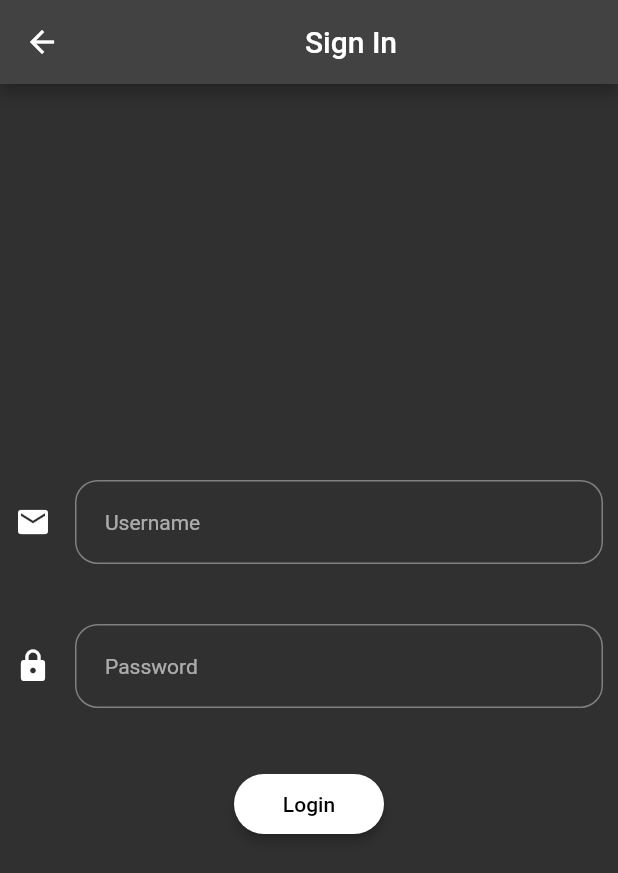
After one commit to Wasiue03/todo_list, a Flutter app: the screen it shows after launch, after a tap on "Sign In", on a phone screen of 412 x 824 dp. The commit adds this screen. Shown: the top 873 px of the screen. Run offline on Flutter 3.47's test engine with Material 2 defaults, Android fonts, the phone set to English and light mode, and no system bars; our stand-ins replace cloud_firestore, firebase_auth, firebase_core; accounts and stored records are empty; network calls fail.

Commit message:
user authentication created successfully

```diff
--- a/lib/main.dart
+++ b/lib/main.dart
@@ -5,6 +5,7 @@ import 'package:todo_list/screens/landing_page.dart';
 
 void main(List<String> args) async {
   WidgetsFlutterBinding.ensureInitialized();
+
   await Firebase.initializeApp(
     options: DefaultFirebaseOptions.currentPlatform,
   );
--- /dev/null
+++ b/lib/models/user_auth.dart
@@ -0,0 +1,58 @@
+import 'package:firebase_auth/firebase_auth.dart';
+
+import 'dart:convert';
+
+class UserAuth {
+  final String name;
+  final String email;
+  final String id;
+
+  UserAuth({
+    required this.name,
+    required this.email,
+    required this.id,
+  });
+
+  UserAuth copyWith({
+    String? name,
+    String? email,
+    String? id,
+  }) {
+    return UserAuth(
+        name: name ?? this.name, email: email ?? this.email, id: id ?? this.id);
+  }
+
+  Map<String, dynamic> toMap() {
+    return <String, dynamic>{
+      'name': name,
+      'email': email,
+      'id': id,
+    };
+  }
+
+  factory UserAuth.fromMap(Map<String, dynamic> map) {
+    return UserAuth(
+      name: map['name'] as String,
+      email: map['email'] as String,
+      id: map['id'] as String,
+    );
+  }
+
+  String toJson() => json.encode(toMap());
+
+  factory UserAuth.fromJson(String source) =>
+      UserAuth.fromMap(json.decode(source) as Map<String, dynamic>);
+
+  @override
+  String toString() => 'AuthData(name: $name, email: $email, id: $id)';
+
+  @override
+  bool operator ==(covariant UserAuth other) {
+    if (identical(this, other)) return true;
+
+    return other.name == name && other.email == email && other.id == id;
+  }
+
+  @override
+  int get hashCode => name.hashCode ^ email.hashCode ^ id.hashCode;
+}
--- a/lib/screens/add_task.dart
+++ b/lib/screens/add_task.dart
@@ -1,6 +1,7 @@
 import 'package:flutter/cupertino.dart';
 import 'package:flutter/material.dart';
 import 'package:todo_list/services/database/writer.dart';
+import 'package:todo_list/widgets/add_button.dart';
 
 class AddTask extends StatelessWidget {
   const AddTask({super.key});
@@ -92,7 +93,7 @@ class AddTask extends StatelessWidget {
                                       side: BorderSide(color: Colors.white))))),
                 ),
               ],
-            )
+            ),
           ],
         ),
       ),
--- a/lib/screens/landing_page.dart
+++ b/lib/screens/landing_page.dart
@@ -1,5 +1,6 @@
 import 'package:flutter/material.dart';
-import 'package:todo_list/screens/register_page.dart';
+import 'package:todo_list/screens/login/signin.dart';
+import 'package:todo_list/screens/register/register_page.dart';
 
 class LandingScreen extends StatelessWidget {
   const LandingScreen({super.key});
@@ -44,6 +45,28 @@ class LandingScreen extends StatelessWidget {
               ),
               onPressed: () {
                 Navigator.push(context,
+                    MaterialPageRoute(builder: (context) => SigninScreen()));
+              },
+              child: Text(
+                'Sign In',
+                style: TextStyle(fontWeight: FontWeight.bold, fontSize: 18),
+              ),
+            ),
+            SizedBox(
+              height: 20.0,
+            ),
+            ElevatedButton(
+              style: ElevatedButton.styleFrom(
+                backgroundColor: Colors.white,
+                foregroundColor: Colors.black,
+                elevation: 3,
+                shape: RoundedRectangleBorder(
+                  borderRadius: BorderRadius.circular(30.0),
+                ),
+                minimumSize: Size(300, 45),
+              ),
+              onPressed: () {
+                Navigator.push(context,
                     MaterialPageRoute(builder: (context) => RegisterScreen()));
               },
               child: Text(
--- /dev/null
+++ b/lib/screens/login/signin.dart
@@ -0,0 +1,115 @@
+import 'package:flutter/cupertino.dart';
+import 'package:flutter/material.dart';
+import 'package:todo_list/services/auth/auth_provider.dart';
+import 'package:todo_list/models/user_auth.dart';
+import 'package:todo_list/screens/todo.dart';
+
+class SigninScreen extends StatelessWidget {
+  const SigninScreen({Key? key}) : super(key: key);
+
+  @override
+  Widget build(BuildContext context) {
+    Widget smallsize = SizedBox(
+      height: 40.0,
+    );
+    final TextEditingController _usernameController = TextEditingController();
+    final TextEditingController _passwordController = TextEditingController();
+
+    return Scaffold(
+      appBar: AppBar(
+        title: Center(child: Text("Sign In")),
+      ),
+      body: Form(
+        child: Padding(
+          padding: EdgeInsets.all(10),
+          child: Column(
+            mainAxisAlignment: MainAxisAlignment.center,
+            children: [
+              TextFormField(
+                controller: _usernameController,
+                keyboardType: TextInputType.multiline,
+                maxLines: null,
+                style: const TextStyle(fontSize: 14),
+                decoration: InputDecoration(
+                  contentPadding: const EdgeInsets.symmetric(
+                    horizontal: 20,
+                    vertical: 20,
+                  ),
+                  hintText: 'Username',
+                  hintStyle: const TextStyle(fontSize: 14),
+                  icon: const Icon(Icons.email, color: Colors.white),
+                  border: OutlineInputBorder(
+                    borderRadius: BorderRadius.circular(15),
+                  ),
+                ),
+              ),
+              smallsize,
+              TextFormField(
+                controller: _passwordController,
+                style: const TextStyle(fontSize: 14),
+                obscureText: true,
+                enableSuggestions: false,
+                autocorrect: false,
+                decoration: InputDecoration(
+                  contentPadding: const EdgeInsets.symmetric(
+                    horizontal: 20,
+                    vertical: 20,
+                  ),
+                  hintText: 'Password',
+                  hintStyle: const TextStyle(fontSize: 14),
+                  icon: const Icon(Icons.lock, color: Colors.white),
+                  border: OutlineInputBorder(
+                    borderRadius: BorderRadius.circular(15),
+                  ),
+                ),
+              ),
+              smallsize,
+              ElevatedButton(
+                style: ElevatedButton.styleFrom(
+                  backgroundColor: Colors.white,
+                  foregroundColor: Colors.black,
+                  elevation: 3,
+                  shape: RoundedRectangleBorder(
+                    borderRadius: BorderRadius.circular(30.0),
+                  ),
+                  minimumSize: Size(100, 40),
+                ),
+                onPressed: () async {
+                  String username = _usernameController.text;
+                  String password = _passwordController.text;
+
+                  // Call the function to sign in the user
+                  try {
+                    final user = await AuthProvider.login(username, password);
+
+                    if (user != null) {
+                      // Clear the TextFormFields after successful sign in
+                      _usernameController.clear();
+                      _passwordController.clear();
+
+                      // Navigate to the TodoScreen after successful sign in
+                      Navigator.push(
+                          context,
+                          MaterialPageRoute(
+                              builder: (context) => TodoScreen()));
+                    } else {
+                      // Handle sign-in failure if needed
+                      // e.g., Show an error message
+                      debugPrint("Invalid credentials. Please try again.");
+                    }
+                  } catch (e) {
+                    // Handle sign-in error if needed
+                    debugPrint("Error in sign in: ${e.toString()}");
+                  }
+                },
+                child: Text(
+                  "Login",
+                ),
+              ),
+            ],
+          ),
+        ),
+      ),
+    );
+  }
+}
```
Also changed, not shown: lib/screens/register/register_page.dart (renamed from lib/screens/register_page.dart, +30 -23 lines), lib/services/auth/auth_provider.dart (added, +56 -0 lines), lib/widgets/add_button.dart (added, +45 -0 lines), pubspec.yaml (+4 -4 lines), pubspec.lock, 2 other files.
